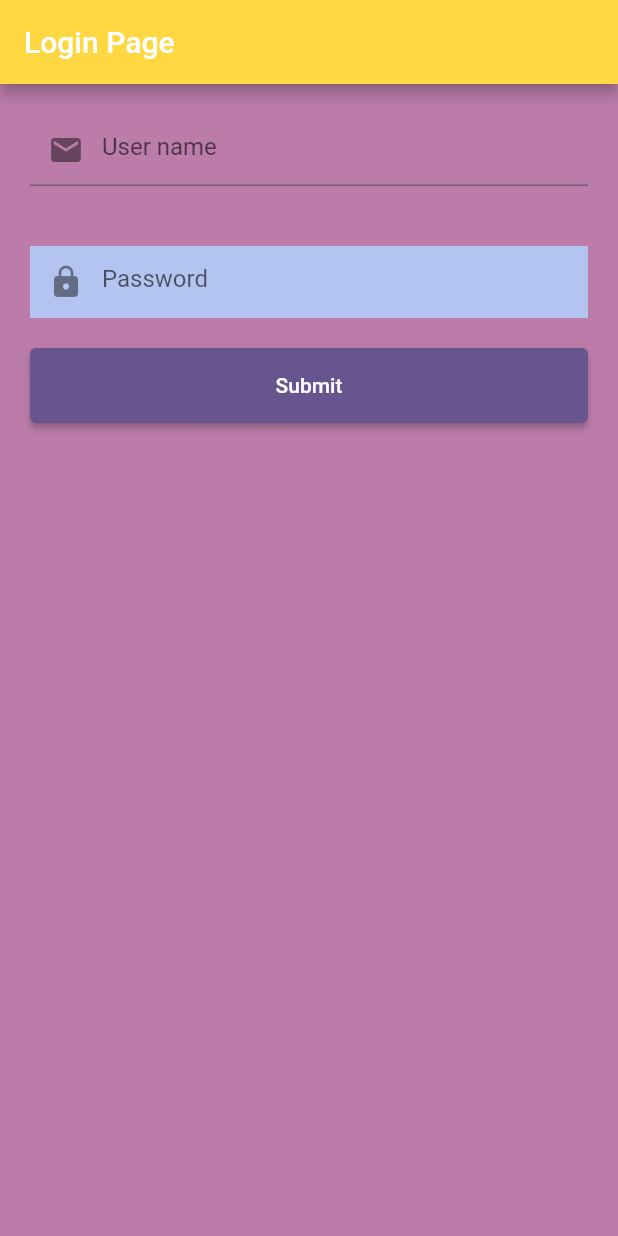
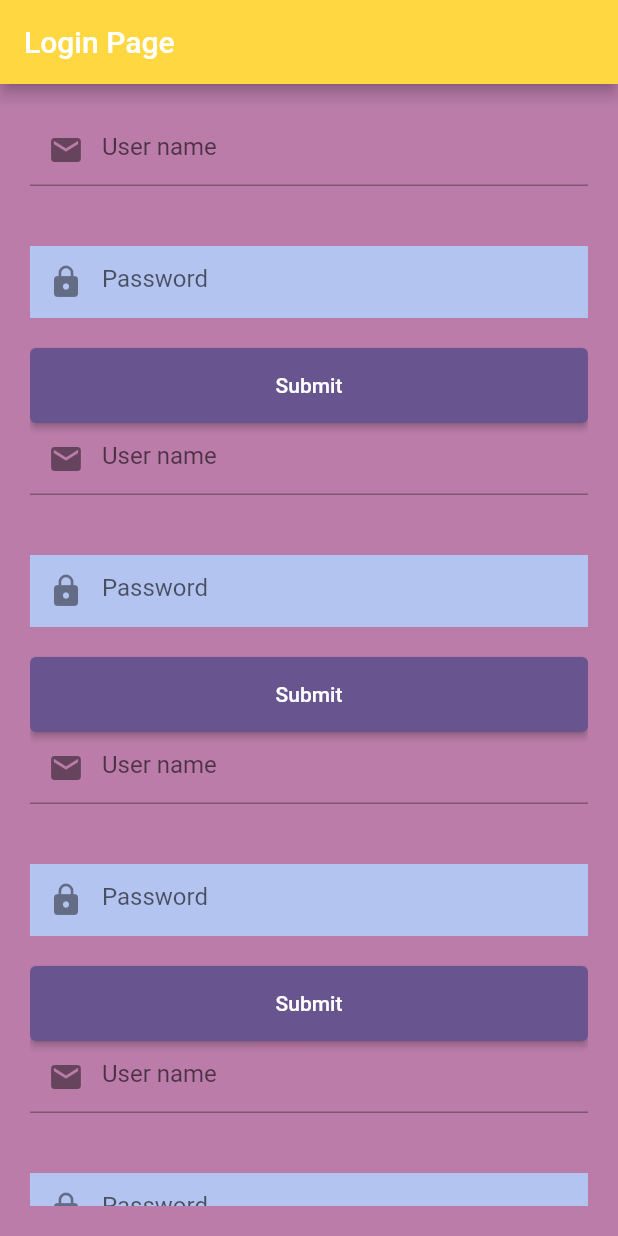
Before and after one commit to raja226/Flutter_ListView, a Flutter app: the screen it shows after launch, on a phone screen of 412 x 824 dp. Run offline on Flutter 3.47's test engine with Material 2 defaults, Android fonts, the phone set to English and light mode, and no system bars.

Commit message:
Scroll and Login UI

```diff
--- a/lib/login_screen.dart
+++ b/lib/login_screen.dart
@@ -14,6 +14,7 @@ class LoginScreen extends StatelessWidget {
       body: Container(
         padding: const EdgeInsets.all(20),
         color: const Color.fromARGB(255, 187, 124, 170),
+        child: SingleChildScrollView(
           child: Column(
             children: [
               const TextField(
@@ -60,7 +61,146 @@ class LoginScreen extends StatelessWidget {
                   ),
                 ),
               )
+            ,
+             const TextField(
+                decoration: InputDecoration(
+                    hintText: "User name", prefixIcon: Icon(Icons.email)),
+              ),
+              const SizedBox(
+                height: 40,
+              ),
+              TextFormField(
+                textAlign: TextAlign.left,
+                obscureText: true,
+                decoration: const InputDecoration(
+                  filled: true,
+                  fillColor: Color.fromARGB(255, 180, 196, 241),
+                  border: InputBorder.none,
+                  hintText: "Password",
+                  prefixIcon: Icon(Icons.lock),
+                ),
+                validator: (value) {
+                  if (value != null) {
+                    if (value.length > 3) {
+                      //ok
+                      return value;
+                    } else {
+                      return "Error password";
+                    }
+                  } else {
+                    return null;
+                  }
+                },
+              ),
+              Padding(
+                padding: const EdgeInsets.only(top: 20),
+                child: SizedBox(
+                  width: double.infinity,
+                  height: 50.0,
+                  child: ElevatedButton(
+                    style: const ButtonStyle(
+                      alignment: Alignment.center,
+                    ),
+                    onPressed: () {},
+                    child: const Text("Submit"),
+                  ),
+                ),
+              ),
+                          const TextField(
+                decoration: InputDecoration(
+                    hintText: "User name", prefixIcon: Icon(Icons.email)),
+              ),
+              const SizedBox(
+                height: 40,
+              ),
+              TextFormField(
+                textAlign: TextAlign.left,
+                obscureText: true,
+                decoration: const InputDecoration(
+                  filled: true,
+                  fillColor: Color.fromARGB(255, 180, 196, 241),
+                  border: InputBorder.none,
+                  hintText: "Password",
+                  prefixIcon: Icon(Icons.lock),
+                ),
+                validator: (value) {
+                  if (value != null) {
+                    if (value.length > 3) {
+                      //ok
+                      return value;
+                    } else {
+                      return "Error password";
+                    }
+                  } else {
+                    return null;
+                  }
+                },
+              ),
+              Padding(
+                padding: const EdgeInsets.only(top: 20),
+                child: SizedBox(
+                  width: double.infinity,
+                  height: 50.0,
+                  child: ElevatedButton(
+                    style: const ButtonStyle(
+                      alignment: Alignment.center,
+                    ),
+                    onPressed: () {},
+                    child: const Text("Submit"),
+                  ),
+                ),
+              ),
+                          const TextField(
+                decoration: InputDecoration(
+                    hintText: "User name", prefixIcon: Icon(Icons.email)),
+              ),
+              const SizedBox(
+                height: 40,
+              ),
+              TextFormField(
+                textAlign: TextAlign.left,
+                obscureText: true,
+                decoration: const InputDecoration(
+                  filled: true,
+                  fillColor: Color.fromARGB(255, 180, 196, 241),
+                  border: InputBorder.none,
+                  hintText: "Password",
+                  prefixIcon: Icon(Icons.lock),
+                ),
+                validator: (value) {
+                  if (value != null) {
+                    if (value.length > 3) {
+                      //ok
+                      return value;
+                    } else {
+                      return "Error password";
+                    }
+                  } else {
+                    return null;
+                  }
+                },
+              ),
+              Padding(
+                padding: const EdgeInsets.only(top: 20),
+                child: SizedBox(
+                  width: double.infinity,
+                  height: 50.0,
+                  child: ElevatedButton(
+                    style: const ButtonStyle(
+                      alignment: Alignment.center,
+                    ),
+                    onPressed: () {},
+                    child: const Text("Submit"),
+                  ),
+                ),
+              )
+
+
+
+
+
             ],
+          ),
         ),
       ),
     );
```
Lines whose indentation alone changed are shown as unchanged.
